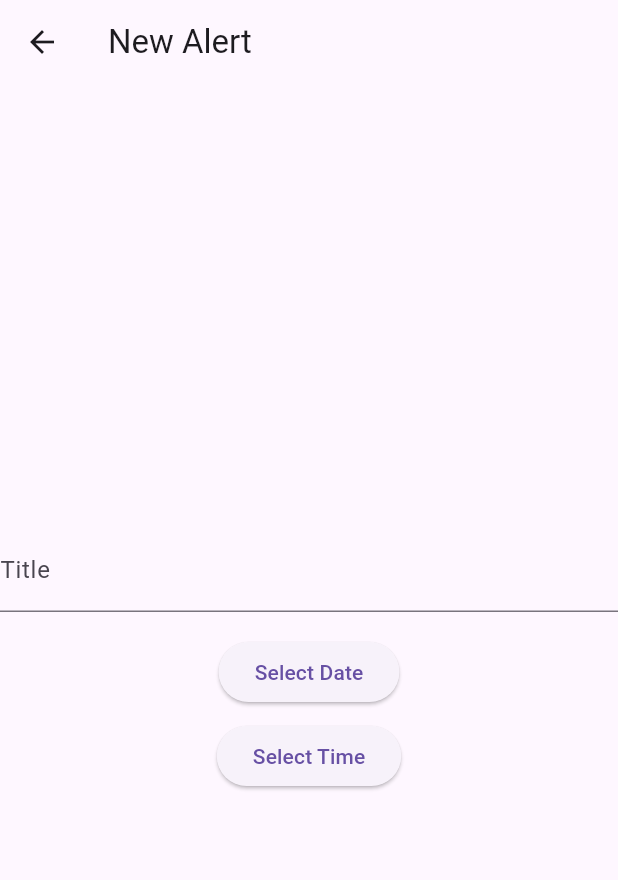
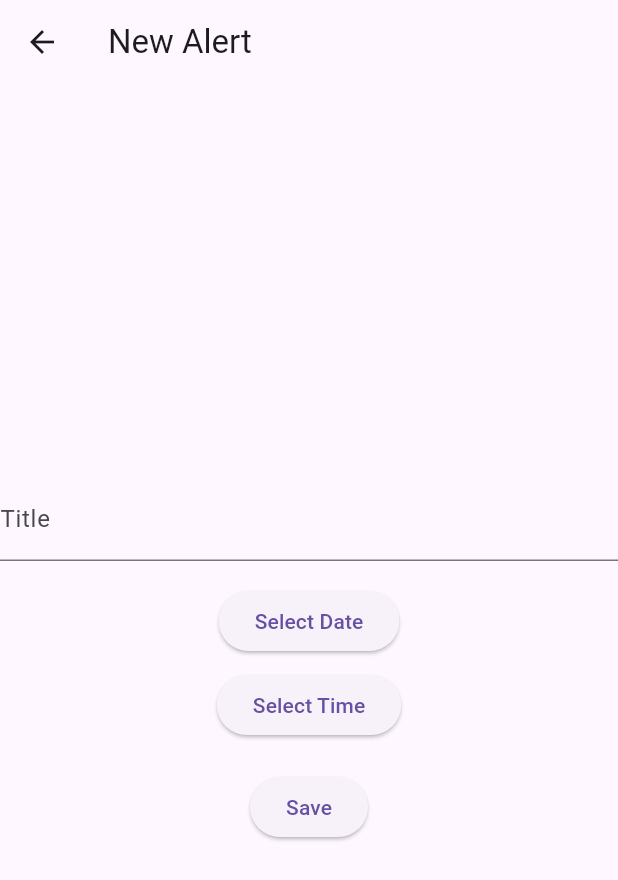
Before and after one commit to UNO-CSCI4830/GlucoGuide, a Flutter app: the AlertsPage screen opened directly, after a tap on "Add New Alert", on a phone screen of 412 x 824 dp. Shown: the top 880 px of the screen. Run offline on Flutter 3.47's test engine with Material 3 defaults, Android fonts, the phone set to English and light mode, and no system bars; our stand-ins replace firebase_auth, firebase_core; accounts and stored records are empty.

Commit message:
Changed add_alert page to match the logic of edit_alerts. Added a save button

```diff
--- a/glucoguide/lib/screens/alerts/alerts_page.dart
+++ b/glucoguide/lib/screens/alerts/alerts_page.dart
@@ -39,7 +39,7 @@ class _AlertsPageState extends State<AlertsPage> {
                 // Navigate to AddAlert page and wait for result
                 final newAlert = await Navigator.push(
                   context,
-                  MaterialPageRoute(builder: (context) => Add_Alert()),
+                  MaterialPageRoute(builder: (context) => AddAlert()),
                 );
                 if (newAlert != null) {
                   _addAlert(newAlert); // Add new alert to the list
@@ -80,11 +80,18 @@ class _AlertsPageState extends State<AlertsPage> {
   }
 }
 
+class AddAlert extends StatefulWidget{
+  const AddAlert({super.key});
+
+  @override
+  Add_Alert createState() => Add_Alert();
+}
+
 // Page to handle making new alerts
-class Add_Alert extends StatelessWidget {
-  Add_Alert({super.key});
-  final _alertName = TextEditingController();
+class Add_Alert extends State<AddAlert> {
+  final TextEditingController _alertName = TextEditingController();
   DateTime? selectedDate; //variable to hold user selected date
+  String? selectedTime;
 
   //Function to pick date
   Future<void> _selectDate(BuildContext context) async {
@@ -108,16 +115,12 @@ class Add_Alert extends StatelessWidget {
     context: context,
     initialTime: TimeOfDay.now(),
   );
-  if (pickedTime != null && selectedDate != null) { //verifies both date and time are picked
-      final String formattedTime = pickedTime.format(context);
-      final Map<String, dynamic> alertData = {
-        'title': _alertName.text,
-        'date': selectedDate!.toLocal().toString().split(' ')[0], // Format the date
-        'time': formattedTime,
-      };
-
-      Navigator.pop(context, alertData); // Return the alert data to the previous page
-    }
+  if(pickedTime != null){
+    setState((){
+      selectedTime = pickedTime.format(context);
+    },
+    );
+  }
   }
 
   @override
@@ -141,6 +144,20 @@ class Add_Alert extends StatelessWidget {
             ElevatedButton(
               onPressed: () => _selectTime(context),
               child: const Text('Select Time'),
+            ),
+            const SizedBox(height: 20),
+            ElevatedButton(
+              onPressed:(){
+                if(selectedDate != null && selectedTime != null){
+                  final newAlert = {
+                    'title': _alertName.text,
+                    'date': selectedDate!.toLocal().toString().split(' ')[0],
+                    'time': selectedTime,
+                  };
+                  Navigator.pop(context, newAlert);
+                }
+              },
+              child: const Text('Save'),
             ),
           ],
         ),
```
